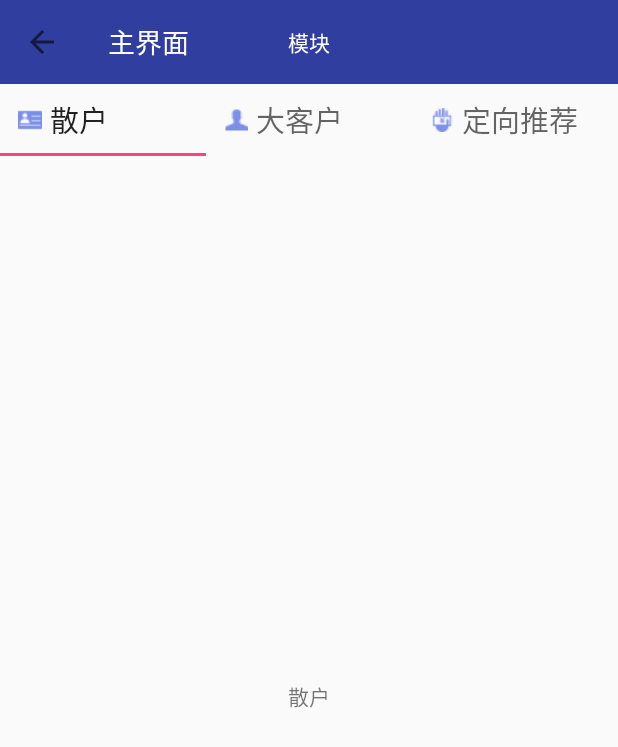
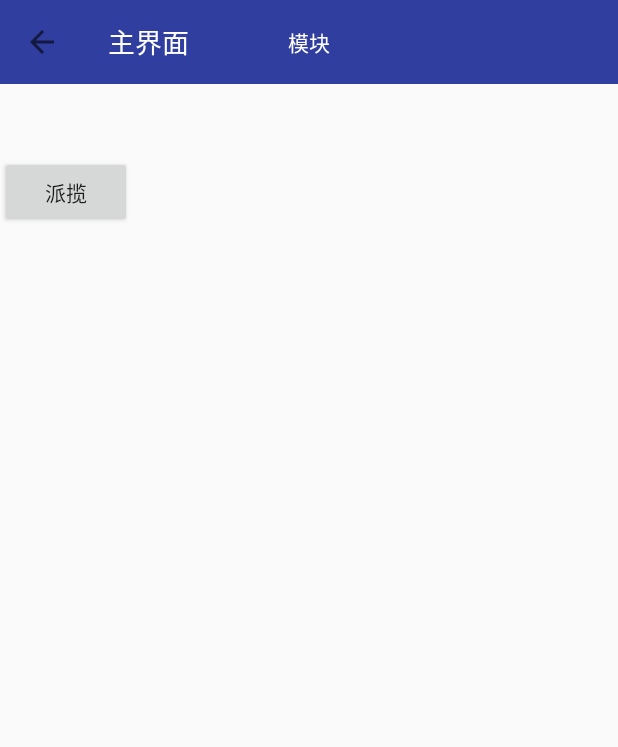
Before and after one commit to happyTCs/01.homepage, an Android app: the screen it shows after launch (MainActivity), on a phone screen of 412 x 824 dp. Shown: the top 747 px of the screen. Run offline under Robolectric (Android 15) with nearby library versions, the phone set to English and light mode, and no system bars.

Commit message:
mainActivity加按钮

```diff
--- a/app/src/main/java/xu/walt/com/homepage/MainActivity.java
+++ b/app/src/main/java/xu/walt/com/homepage/MainActivity.java
@@ -1,5 +1,7 @@
 package xu.walt.com.homepage;
 
+import android.app.AlertDialog;
+import android.content.DialogInterface;
 import android.content.Intent;
 import android.graphics.Color;
 import android.support.design.widget.TabLayout;
@@ -12,6 +14,7 @@ import android.support.v7.widget.Toolbar;
 
 import android.view.View;
 
+import android.widget.Button;
 import android.widget.TextView;
 import android.widget.Toast;
 
@@ -34,17 +37,49 @@ public class MainActivity extends AppCompatActivity {
     private ArrayList<Fragment> mFragmentList;
     private String[] titles={"散户","大客户","定向推荐"};;
     private int images[] = {R.drawable.sanhu,R.drawable.dakehu,R.drawable.directional_recommended};
+    private Button button;
+
     @Override
     protected void onCreate(Bundle savedInstanceState) {
         super.onCreate(savedInstanceState);
         setContentView(R.layout.activity_main);
         toolbar = findViewById(R.id.tool_bar);
         tableLayout = findViewById(R.id.tl_tabs);
-        viewPager = findViewById(R.id.vp_content);
+//        viewPager = findViewById(R.id.vp_content);
         titleTv = findViewById(R.id.tv_title);
+        button = findViewById(R.id.btn_dialog);
         initToolbar();
 //        initViewPager();
-        initMoreViewPager();
+//        initMoreViewPager();
+        button.setOnClickListener(new View.OnClickListener() {
+            @Override
+            public void onClick(View view) {
+//                showNormalDialog();
+                Intent intent = new Intent(MainActivity.this, DispatchpkpActivity.class);
+                startActivity(intent);
+            }
+        });
+
+    }
+
+    private void showNormalDialog() {
+        AlertDialog.Builder builder = new AlertDialog.Builder(this);
+        builder.setTitle("完成退件");
+        builder.setMessage("已开箱，完成退件");
+        builder.setPositiveButton("确定", new DialogInterface.OnClickListener() {
+            @Override
+            public void onClick(DialogInterface dialogInterface, int i) {
+                Toast.makeText(getApplicationContext(),"tuichu",Toast.LENGTH_SHORT).show();
+            }
+        });
+        builder.setNegativeButton("取消", new DialogInterface.OnClickListener() {
+            @Override
+            public void onClick(DialogInterface dialogInterface, int i) {
+
+            }
+        });
+        builder.show();
+
     }
 
     private void initMoreViewPager() {
--- a/app/src/main/res/layout/activity_main.xml
+++ b/app/src/main/res/layout/activity_main.xml
@@ -25,9 +25,11 @@
 
 
     </android.support.design.widget.TabLayout>
+    <Button
+        android:id="@+id/btn_dialog"
+        android:text="派揽"
+        android:onClick="onClick"
+        android:layout_width="wrap_content"
+        android:layout_height="wrap_content" />
 
-    <android.support.v4.view.ViewPager
-        android:id="@+id/vp_content"
-        android:layout_width="match_parent"
-        android:layout_height="match_parent"></android.support.v4.view.ViewPager>
 </LinearLayout>
```
